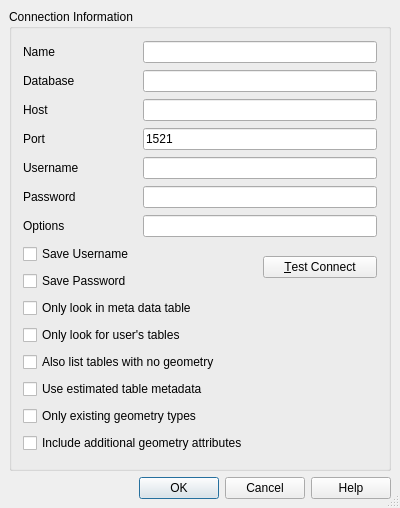
Qt form src/ui/qgsoraclenewconnectionbase.ui (nextgis/nextgisqgis) before a commit.
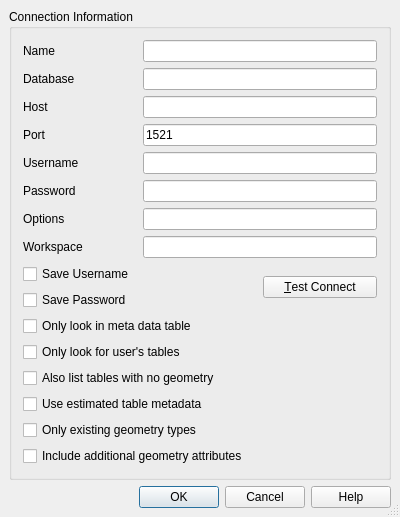
The same form after that commit.

```diff
--- a/src/ui/qgsoraclenewconnectionbase.ui
+++ b/src/ui/qgsoraclenewconnectionbase.ui
@@ -235,6 +235,23 @@
         </property>
        </widget>
       </item>
+      <item row="7" column="1" colspan="2">
+       <widget class="QLineEdit" name="txtWorkspace">
+        <property name="echoMode">
+         <enum>QLineEdit::Normal</enum>
+        </property>
+       </widget>
+      </item>
+      <item row="7" column="0">
+       <widget class="QLabel" name="TextLabel3_4">
+        <property name="text">
+         <string>Workspace</string>
+        </property>
+        <property name="buddy">
+         <cstring>txtPassword</cstring>
+        </property>
+       </widget>
+      </item>
       <item row="15" column="0" colspan="3">
        <widget class="QCheckBox" name="cb_includeGeoAttributes">
         <property name="toolTip">
```
Left out of the diff: 1 changed line with no effect on the pictures.
